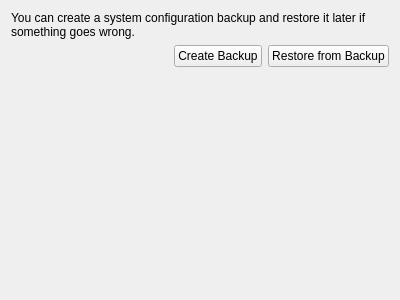
Qt form client/src/ui/widgets/settings/database_management_widget.ui (networkoptix/nx_open) before a commit.
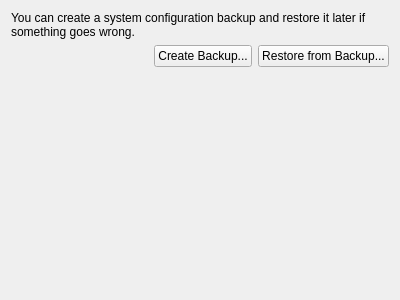
The same form after that commit.

Commit message:
Added '...' to 'Create Backup' and 'Restore from Backup'
<==== Mercurial data ====>
Branch: master

What changed in the file:
```diff
--- a/client/src/ui/widgets/settings/database_management_widget.ui
+++ b/client/src/ui/widgets/settings/database_management_widget.ui
@@ -42,14 +42,14 @@
      <item>
       <widget class="QPushButton" name="backupButton">
        <property name="text">
-        <string>Create Backup</string>
+        <string>Create Backup...</string>
        </property>
       </widget>
      </item>
      <item>
       <widget class="QPushButton" name="restoreButton">
        <property name="text">
-        <string>Restore from Backup</string>
+        <string>Restore from Backup...</string>
        </property>
       </widget>
      </item>
```
